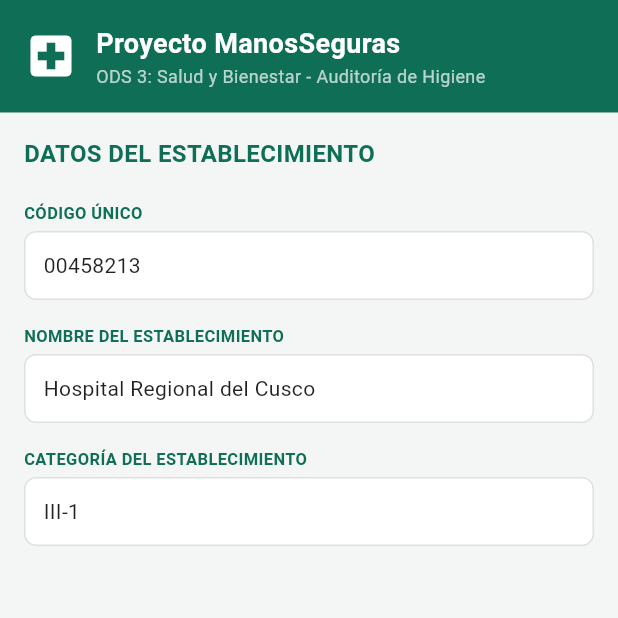
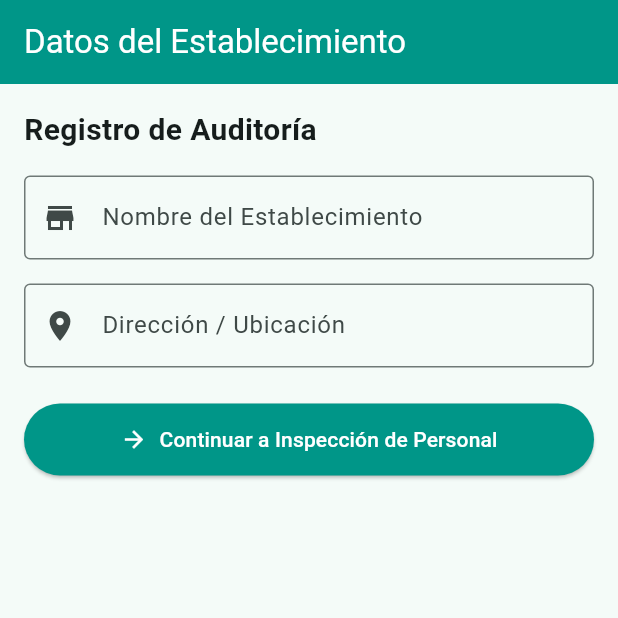
Before and after one commit to Renato-Aldair-Mamani-Apaza/app_auditoria_higiene, a Flutter app: the screen it shows after launch, on a phone screen of 412 x 824 dp, the top half of it. Run offline on Flutter 3.47's test engine with Material 3 defaults, Android fonts, the phone set to English and light mode, and no system bars.

Commit message:
Update pantalla_establecimiento.dart

```diff
--- a/lib/pantalla_establecimiento.dart
+++ b/lib/pantalla_establecimiento.dart
@@ -1,51 +1,74 @@
 import 'package:flutter/material.dart';
-import 'widgets_comunes.dart';
 
-class PantallaEstablecimiento extends StatelessWidget {
+class PantallaEstablecimiento extends StatefulWidget {
   const PantallaEstablecimiento({super.key});
+
+  @override
+  State<PantallaEstablecimiento> createState() => _PantallaEstablecimientoState();
+}
+
+class _PantallaEstablecimientoState extends State<PantallaEstablecimiento> {
+  final _formKey = GlobalKey<FormState>();
+  final _nombreController = TextEditingController();
+  final _direccionController = TextEditingController();
 
   @override
   Widget build(BuildContext context) {
     return Scaffold(
-      backgroundColor: const Color(0xFFF4F6F5),
-      body: SafeArea(
-        child: Column(
+      appBar: AppBar(
+        title: const Text('Datos del Establecimiento'),
+        backgroundColor: Colors.teal,
+        foregroundColor: Colors.white,
+      ),
+      body: Padding(
+        padding: const EdgeInsets.all(16.0),
+        child: Form(
+          key: _formKey,
+          child: ListView(
             children: [
-            const EncabezadoInstitucional(),
-            Expanded(
-              child: SingleChildScrollView(
-                padding: const EdgeInsets.all(16.0),
-                child: Column(
-                  crossAxisAlignment: CrossAxisAlignment.start,
-                  children: const [
-                    Text(
-                      'DATOS DEL ESTABLECIMIENTO',
-                      style: TextStyle(
-                        fontSize: 16,
-                        fontWeight: FontWeight.bold,
-                        color: Color(0xFF0F6E56),
+              const Text(
+                'Registro de Auditoría',
+                style: TextStyle(fontSize: 20, fontWeight: FontWeight.bold),
               ),
+              const SizedBox(height: 16),
+              TextFormField(
+                controller: _nombreController,
+                decoration: const InputDecoration(
+                  labelText: 'Nombre del Establecimiento',
+                  border: OutlineInputBorder(),
+                  prefixIcon: Icon(Icons.store),
                 ),
-                    SizedBox(height: 12),
-                    CampoLectura(
-                      etiqueta: 'Código Único',
-                      valor: '00458213',
+                validator: (value) => value == null || value.isEmpty ? 'Campo requerido' : null,
               ),
-                    CampoLectura(
-                      etiqueta: 'Nombre del Establecimiento',
-                      valor: 'Hospital Regional del Cusco',
+              const SizedBox(height: 16),
+              TextFormField(
+                controller: _direccionController,
+                decoration: const InputDecoration(
+                  labelText: 'Dirección / Ubicación',
+                  border: OutlineInputBorder(),
+                  prefixIcon: Icon(Icons.location_on),
                 ),
-                    CampoLectura(
-                      etiqueta: 'Categoría del Establecimiento',
-                      valor: 'III-1',
+                validator: (value) => value == null || value.isEmpty ? 'Campo requerido' : null,
+              ),
+              const SizedBox(height: 24),
+              ElevatedButton.icon(
+                style: ElevatedButton.styleFrom(
+                  backgroundColor: Colors.teal,
+                  foregroundColor: Colors.white,
+                  padding: const EdgeInsets.symmetric(vertical: 14),
+                ),
+                onPressed: () {
+                  if (_formKey.currentState!.validate()) {
+                    Navigator.pushNamed(context, '/personal');
+                  }
+                },
+                icon: const Icon(Icons.arrow_forward),
+                label: const Text('Continuar a Inspección de Personal'),
               ),
             ],
           ),
         ),
       ),
-          ],
-        ),
-      ),
     );
   }
 }
```
Lines whose indentation alone changed are shown as unchanged.
